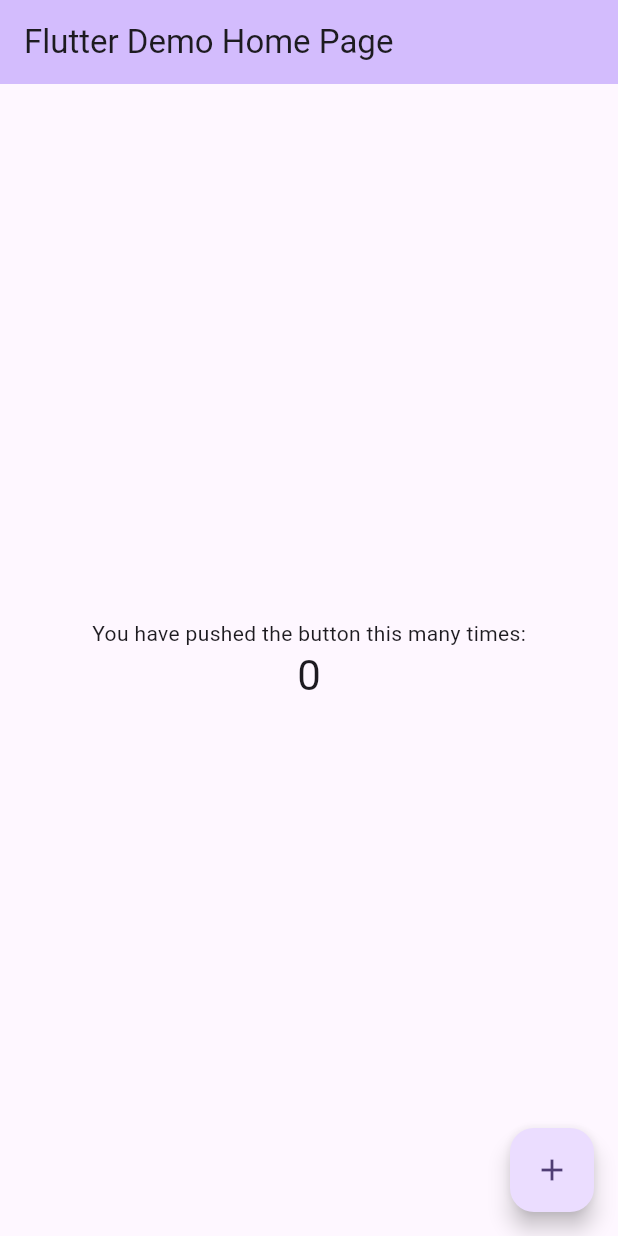
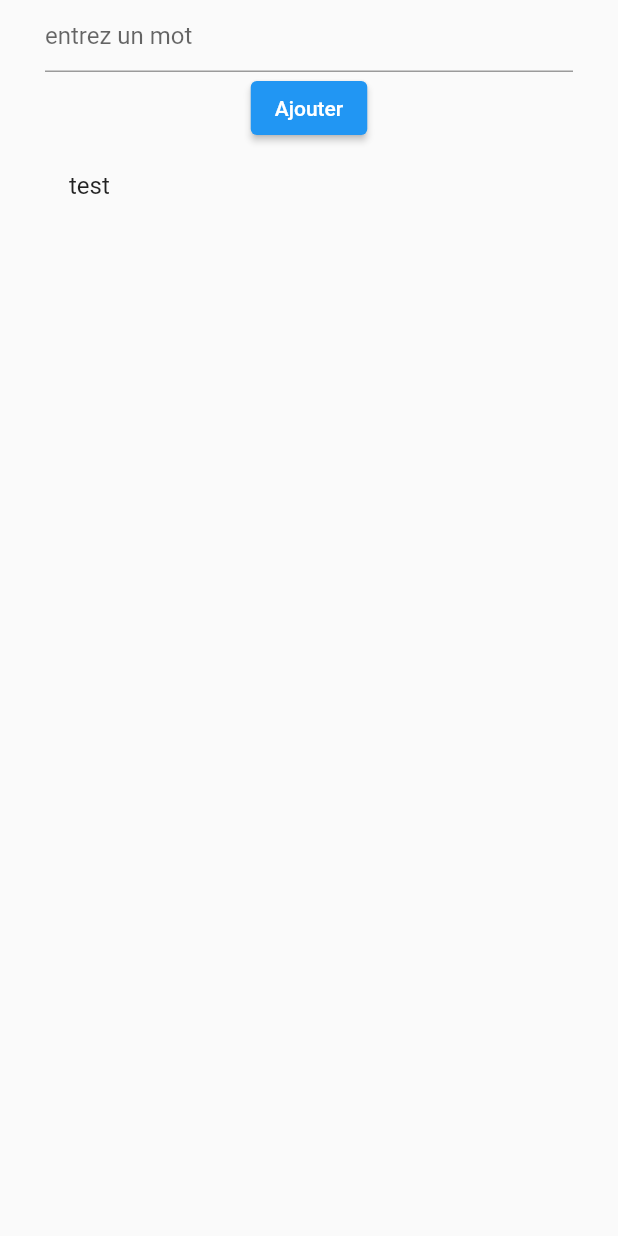
Before and after one commit to ThibaultCougrand/todo_clean_archi, a Flutter app: the screen it shows after launch, on a phone screen of 412 x 824 dp. Run offline on Flutter 3.47's test engine with Material 2 defaults, Android fonts, the phone set to English and light mode, and no system bars; our stand-ins replace flutter_riverpod.

Commit message:
Ajout des dépendances + Création de l'interface

```diff
--- a/lib/main.dart
+++ b/lib/main.dart
@@ -1,125 +1,7 @@
 import 'package:flutter/material.dart';
+import 'package:flutter_riverpod/flutter_riverpod.dart';
+import 'package:todo_clean_archi/src/app.dart';
 
 void main() {
-  runApp(const MyApp());
+  runApp(const ProviderScope(child: MyApp()));
 }
-
-class MyApp extends StatelessWidget {
-  const MyApp({super.key});
-
-  // This widget is the root of your application.
-  @override
-  Widget build(BuildContext context) {
-    return MaterialApp(
-      title: 'Flutter Demo',
-      theme: ThemeData(
-        // This is the theme of your application.
-        //
-        // TRY THIS: Try running your application with "flutter run". You'll see
-        // the application has a blue toolbar. Then, without quitting the app,
-        // try changing the seedColor in the colorScheme below to Colors.green
-        // and then invoke "hot reload" (save your changes or press the "hot
-        // reload" button in a Flutter-supported IDE, or press "r" if you used
-        // the command line to start the app).
-        //
-        // Notice that the counter didn't reset back to zero; the application
-        // state is not lost during the reload. To reset the state, use hot
-        // restart instead.
-        //
-        // This works for code too, not just values: Most code changes can be
-        // tested with just a hot reload.
-        colorScheme: ColorScheme.fromSeed(seedColor: Colors.deepPurple),
-        useMaterial3: true,
-      ),
-      home: const MyHomePage(title: 'Flutter Demo Home Page'),
-    );
-  }
-}
-
-class MyHomePage extends StatefulWidget {
-  const MyHomePage({super.key, required this.title});
-
-  // This widget is the home page of your application. It is stateful, meaning
-  // that it has a State object (defined below) that contains fields that affect
-  // how it looks.
-
-  // This class is the configuration for the state. It holds the values (in this
-  // case the title) provided by the parent (in this case the App widget) and
-  // used by the build method of the State. Fields in a Widget subclass are
-  // always marked "final".
-
-  final String title;
-
-  @override
-  State<MyHomePage> createState() => _MyHomePageState();
-}
-
-class _MyHomePageState extends State<MyHomePage> {
-  int _counter = 0;
-
-  void _incrementCounter() {
-    setState(() {
-      // This call to setState tells the Flutter framework that something has
-      // changed in this State, which causes it to rerun the build method below
-      // so that the display can reflect the updated values. If we changed
-      // _counter without calling setState(), then the build method would not be
-      // called again, and so nothing would appear to happen.
-      _counter++;
-    });
-  }
-
-  @override
-  Widget build(BuildContext context) {
-    // This method is rerun every time setState is called, for instance as done
-    // by the _incrementCounter method above.
-    //
-    // The Flutter framework has been optimized to make rerunning build methods
-    // fast, so that you can just rebuild anything that needs updating rather
-    // than having to individually change instances of widgets.
-    return Scaffold(
-      appBar: AppBar(
-        // TRY THIS: Try changing the color here to a specific color (to
-        // Colors.amber, perhaps?) and trigger a hot reload to see the AppBar
-        // change color while the other colors stay the same.
-        backgroundColor: Theme.of(context).colorScheme.inversePrimary,
-        // Here we take the value from the MyHomePage object that was created by
-        // the App.build method, and use it to set our appbar title.
-        title: Text(widget.title),
-      ),
-      body: Center(
-        // Center is a layout widget. It takes a single child and positions it
-        // in the middle of the parent.
-        child: Column(
-          // Column is also a layout widget. It takes a list of children and
-          // arranges them vertically. By default, it sizes itself to fit its
-          // children horizontally, and tries to be as tall as its parent.
-          //
-          // Column has various properties to control how it sizes itself and
-          // how it positions its children. Here we use mainAxisAlignment to
-          // center the children vertically; the main axis here is the vertical
-          // axis because Columns are vertical (the cross axis would be
-          // horizontal).
-          //
-          // TRY THIS: Invoke "debug painting" (choose the "Toggle Debug Paint"
-          // action in the IDE, or press "p" in the console), to see the
-          // wireframe for each widget.
-          mainAxisAlignment: MainAxisAlignment.center,
-          children: <Widget>[
-            const Text(
-              'You have pushed the button this many times:',
-            ),
-            Text(
-              '$_counter',
-              style: Theme.of(context).textTheme.headlineMedium,
-            ),
-          ],
-        ),
-      ),
-      floatingActionButton: FloatingActionButton(
-        onPressed: _incrementCounter,
-        tooltip: 'Increment',
-        child: const Icon(Icons.add),
-      ), // This trailing comma makes auto-formatting nicer for build methods.
-    );
-  }
-}
--- /dev/null
+++ b/lib/src/app.dart
@@ -0,0 +1,18 @@
+import 'package:flutter/material.dart';
+import 'package:todo_clean_archi/src/features/todo/presentation/todo_page.dart';
+import 'package:todo_clean_archi/src/utils/tools_functions.dart';
+
+class MyApp extends StatelessWidget {
+  const MyApp({super.key});
+
+  @override
+  Widget build(BuildContext context) {
+    return GestureDetector(
+      onTap: () => unfocusKeyboard(context),
+      child: MaterialApp(
+        title: "todo clean",
+        home: TodoPage(),
+      ),
+    );
+  }
+}
--- /dev/null
+++ b/lib/src/features/todo/presentation/todo_page.dart
@@ -0,0 +1,53 @@
+import 'package:flutter/material.dart';
+
+class TodoPage extends StatefulWidget {
+  const TodoPage({super.key});
+
+  @override
+  State<TodoPage> createState() => _TodoPageState();
+}
+
+class _TodoPageState extends State<TodoPage> {
+  final controller = TextEditingController();
+
+  final List<String> words = ["test"];
+
+  @override
+  Widget build(BuildContext context) {
+    return Scaffold(
+      body: SafeArea(
+        child: Padding(
+          padding: const EdgeInsets.symmetric(horizontal: 30),
+          child: Column(
+            children: [
+              TextField(
+                controller: controller,
+                decoration: const InputDecoration(
+                  hintText: 'entrez un mot',
+                ),
+              ),
+              ElevatedButton(
+                onPressed: () {
+                  setState(() {
+                    words.add(controller.text);
+                  });
+                },
+                child: const Text("Ajouter"),
+              ),
+              Expanded(
+                child: ListView.builder(
+                  itemCount: words.length,
+                  itemBuilder: (context, index) {
+                    return ListTile(
+                      title: Text(words[index]),
+                    );
+                  },
+                ),
+              ),
+            ],
+          ),
+        ),
+      ),
+    );
+  }
+}
--- /dev/null
+++ b/lib/src/utils/tools_functions.dart
@@ -0,0 +1,9 @@
+import 'package:flutter/material.dart';
+
+/// Méthode pour retirer le curseur d'un champ de text lors d'une action
+void unfocusKeyboard(BuildContext context) {
+  FocusScopeNode currentFocus = FocusScope.of(context);
+  if (!currentFocus.hasPrimaryFocus && currentFocus.focusedChild != null) {
+    FocusManager.instance.primaryFocus!.unfocus();
+  }
+}
```
Also changed, not shown: pubspec.yaml (+9 -28 lines), pubspec.lock, 8 other files.
